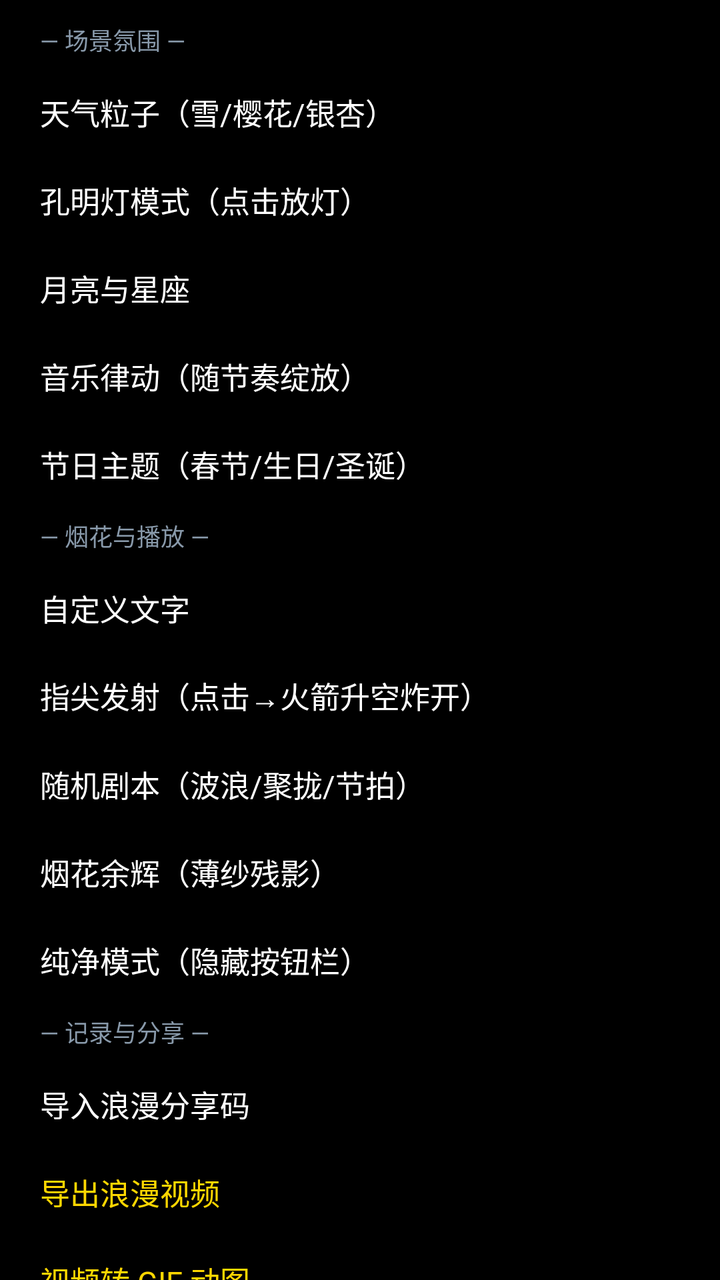
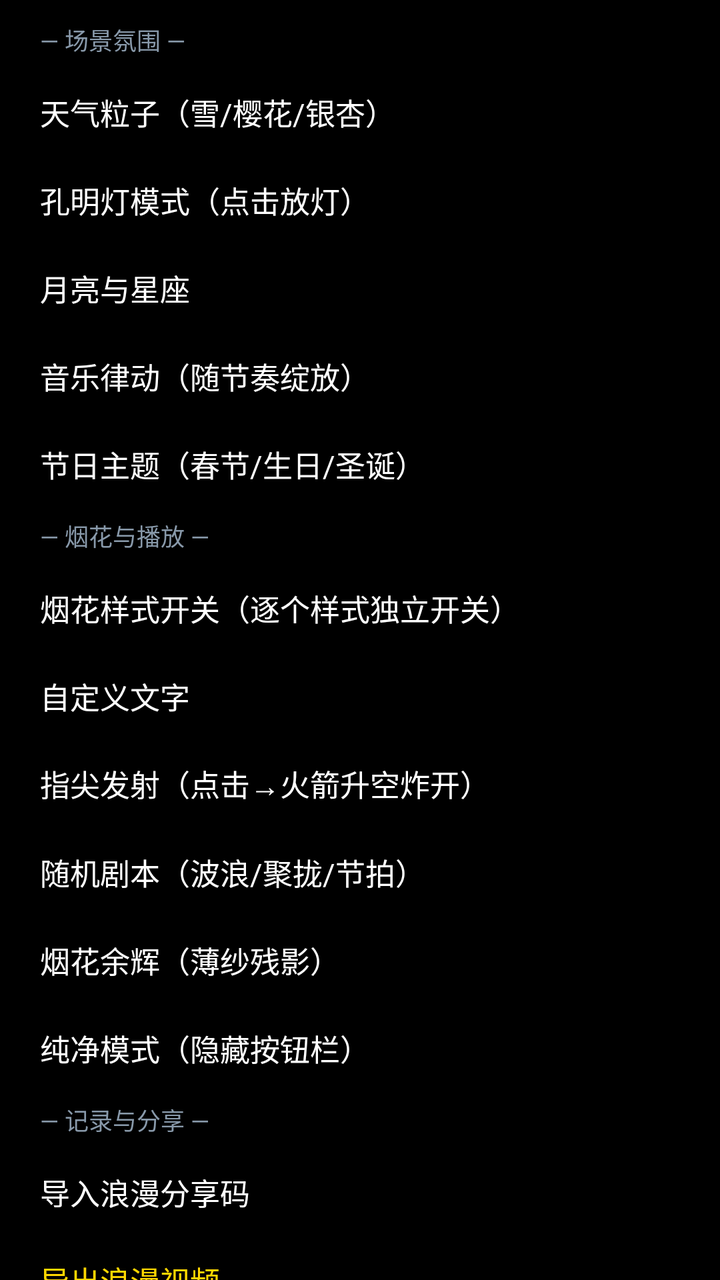

Compare the two renders of this Android layout. The source of the first and the diff that turns it into the second are given below.
<!-- AndroidManifest.xml: application theme Theme.Electronic -->
<!-- res/layout/layout_more_menu.xml -->
<?xml version="1.0" encoding="utf-8"?>
<ScrollView xmlns:android="http://schemas.android.com/apk/res/android"
    android:id="@+id/menu_scroll"
    android:layout_width="match_parent"
    android:layout_height="wrap_content"
    android:maxHeight="460dp"
    android:scrollbars="none">

    <LinearLayout
        android:layout_width="match_parent"
        android:layout_height="wrap_content"
        android:orientation="vertical"
        android:paddingVertical="6dp">

        
        <TextView
            android:layout_width="match_parent"
            android:layout_height="28dp"
            android:gravity="center_vertical"
            android:paddingHorizontal="20dp"
            android:text="— 场景氛围 —"
            android:textColor="#8899AA"
            android:textSize="12sp" />

        <TextView
            android:id="@+id/tv_weather"
            android:layout_width="match_parent"
            android:layout_height="44dp"
            android:gravity="center_vertical"
            android:paddingHorizontal="20dp"
            android:text="天气粒子（雪/樱花/银杏）"
            android:textColor="#FFFFFF"
            android:textSize="15sp" />

        <TextView
            android:id="@+id/tv_lantern"
            android:layout_width="match_parent"
            android:layout_height="44dp"
            android:gravity="center_vertical"
            android:paddingHorizontal="20dp"
            android:text="孔明灯模式（点击放灯）"
            android:textColor="#FFFFFF"
            android:textSize="15sp" />

        <TextView
            android:id="@+id/tv_moon"
            android:layout_width="match_parent"
            android:layout_height="44dp"
            android:gravity="center_vertical"
            android:paddingHorizontal="20dp"
            android:text="月亮与星座"
            android:textColor="#FFFFFF"
            android:textSize="15sp" />

        <TextView
            android:id="@+id/tv_rhythm"
            android:layout_width="match_parent"
            android:layout_height="44dp"
            android:gravity="center_vertical"
            android:paddingHorizontal="20dp"
            android:text="音乐律动（随节奏绽放）"
            android:textColor="#FFFFFF"
            android:textSize="15sp" />

        <TextView
            android:id="@+id/tv_theme"
            android:layout_width="match_parent"
            android:layout_height="44dp"
            android:gravity="center_vertical"
            android:paddingHorizontal="20dp"
            android:text="节日主题（春节/生日/圣诞）"
            android:textColor="#FFFFFF"
            android:textSize="15sp" />

        
        <TextView
            android:layout_width="match_parent"
            android:layout_height="28dp"
            android:gravity="center_vertical"
            android:paddingHorizontal="20dp"
            android:text="— 烟花与播放 —"
            android:textColor="#8899AA"
            android:textSize="12sp" />

        <TextView
            android:id="@+id/tv_custom_text"
            android:layout_width="match_parent"
            android:layout_height="44dp"
            android:gravity="center_vertical"
            android:paddingHorizontal="20dp"
            android:text="自定义文字"
            android:textColor="#FFFFFF"
            android:textSize="15sp" />

        <TextView
            android:id="@+id/tv_rocket_mode"
            android:layout_width="match_parent"
            android:layout_height="44dp"
            android:gravity="center_vertical"
            android:paddingHorizontal="20dp"
            android:text="指尖发射（点击→火箭升空炸开）"
            android:textColor="#FFFFFF"
            android:textSize="15sp" />

        <TextView
            android:id="@+id/tv_auto_pattern"
            android:layout_width="match_parent"
            android:layout_height="44dp"
            android:gravity="center_vertical"
            android:paddingHorizontal="20dp"
            android:text="随机剧本（波浪/聚拢/节拍）"
            android:textColor="#FFFFFF"
            android:textSize="15sp" />

        <TextView
            android:id="@+id/tv_afterglow"
            android:layout_width="match_parent"
            android:layout_height="44dp"
            android:gravity="center_vertical"
            android:paddingHorizontal="20dp"
            android:text="烟花余辉（薄纱残影）"
            android:textColor="#FFFFFF"
            android:textSize="15sp" />

        <TextView
            android:id="@+id/tv_pure_mode"
            android:layout_width="match_parent"
            android:layout_height="44dp"
            android:gravity="center_vertical"
            android:paddingHorizontal="20dp"
            android:text="纯净模式（隐藏按钮栏）"
            android:textColor="#FFFFFF"
            android:textSize="15sp" />

        
        <TextView
            android:layout_width="match_parent"
            android:layout_height="28dp"
            android:gravity="center_vertical"
            android:paddingHorizontal="20dp"
            android:text="— 记录与分享 —"
            android:textColor="#8899AA"
            android:textSize="12sp" />

        <TextView
            android:id="@+id/tv_import_share_code"
            android:layout_width="match_parent"
            android:layout_height="44dp"
            android:gravity="center_vertical"
            android:paddingHorizontal="20dp"
            android:text="导入浪漫分享码"
            android:textColor="#FFFFFF"
            android:textSize="15sp" />

        <TextView
            android:id="@+id/tv_export_video"
            android:layout_width="match_parent"
            android:layout_height="44dp"
            android:gravity="center_vertical"
            android:paddingHorizontal="20dp"
            android:text="导出浪漫视频"
            android:textColor="#FFD700"
            android:textSize="15sp" />

        <TextView
            android:id="@+id/tv_export_gif"
            android:layout_width="match_parent"
            android:layout_height="44dp"
            android:gravity="center_vertical"
            android:paddingHorizontal="20dp"
            android:text="视频转 GIF 动图"
            android:textColor="#FFD700"
            android:textSize="15sp" />

        <TextView
            android:id="@+id/tv_anniversary"
            android:layout_width="match_parent"
            android:layout_height="44dp"
            android:gravity="center_vertical"
            android:paddingHorizontal="20dp"
            android:text="纪念日"
            android:textColor="#FFFFFF"
            android:textSize="15sp" />

        
        <TextView
            android:layout_width="match_parent"
            android:layout_height="28dp"
            android:gravity="center_vertical"
            android:paddingHorizontal="20dp"
            android:text="— 其他 —"
            android:textColor="#8899AA"
            android:textSize="12sp" />

        <TextView
            android:id="@+id/tv_change_bg"
            android:layout_width="match_parent"
            android:layout_height="44dp"
            android:gravity="center_vertical"
            android:paddingHorizontal="20dp"
            android:text="换背景颜色"
            android:textColor="#FFFFFF"
            android:textSize="15sp" />

        <TextView
            android:id="@+id/tv_pick_image"
            android:layout_width="match_parent"
            android:layout_height="44dp"
            android:gravity="center_vertical"
            android:paddingHorizontal="20dp"
            android:text="相册选图"
            android:textColor="#FFFFFF"
            android:textSize="15sp" />

        <TextView
            android:id="@+id/tv_set_wallpaper"
            android:layout_width="match_parent"
            android:layout_height="44dp"
            android:gravity="center_vertical"
            android:paddingHorizontal="20dp"
            android:text="设置为桌面壁纸"
            android:textColor="#FF1493"
            android:textSize="15sp" />

        <TextView
            android:id="@+id/tv_guide"
            android:layout_width="match_parent"
            android:layout_height="44dp"
            android:gravity="center_vertical"
            android:paddingHorizontal="20dp"
            android:text="玩法说明"
            android:textColor="#FFFFFF"
            android:textSize="15sp" />

    </LinearLayout>
</ScrollView>
<!-- resources referenced by this layout -->
<resources>
  <style name="Theme.Electronic" parent="Base.Theme.Electronic" />
  <style name="Base.Theme.Electronic" parent="Theme.Material3.DayNight.NoActionBar">
          
          <item name="android:windowBackground">@android:color/black</item>
          
          <item name="colorPrimary">#FFFF69B4</item>
          <item name="colorOnPrimary">#FFFFFFFF</item>
          <item name="colorSecondaryContainer">#3DFF69B4</item>
          <item name="colorOnSecondaryContainer">#FFFFD700</item>
          
          
      </style>
</resources>

<!-- the commit's change to res/layout/layout_more_menu.xml (unified diff, before → after) -->
@@ -83,6 +83,16 @@
             android:textSize="12sp" />
 
         <TextView
+            android:id="@+id/tv_style_switch"
+            android:layout_width="match_parent"
+            android:layout_height="44dp"
+            android:gravity="center_vertical"
+            android:paddingHorizontal="20dp"
+            android:text="烟花样式开关（逐个样式独立开关）"
+            android:textColor="#FFFFFF"
+            android:textSize="15sp" />
+
+        <TextView
             android:id="@+id/tv_custom_text"
             android:layout_width="match_parent"
             android:layout_height="44dp"
